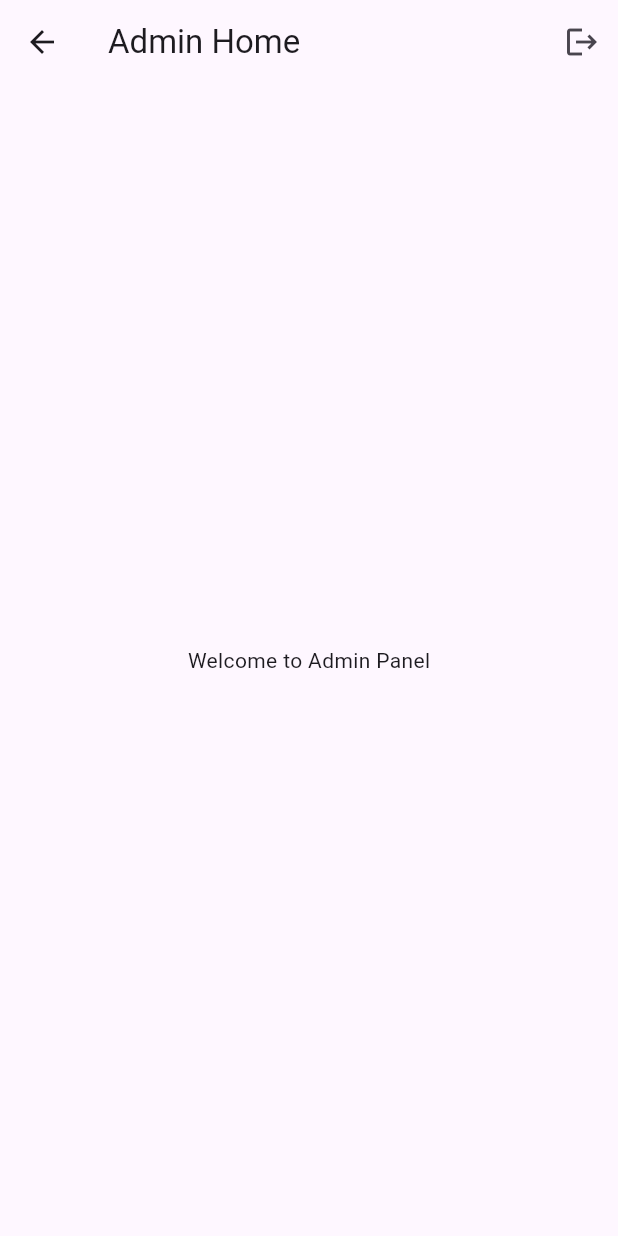
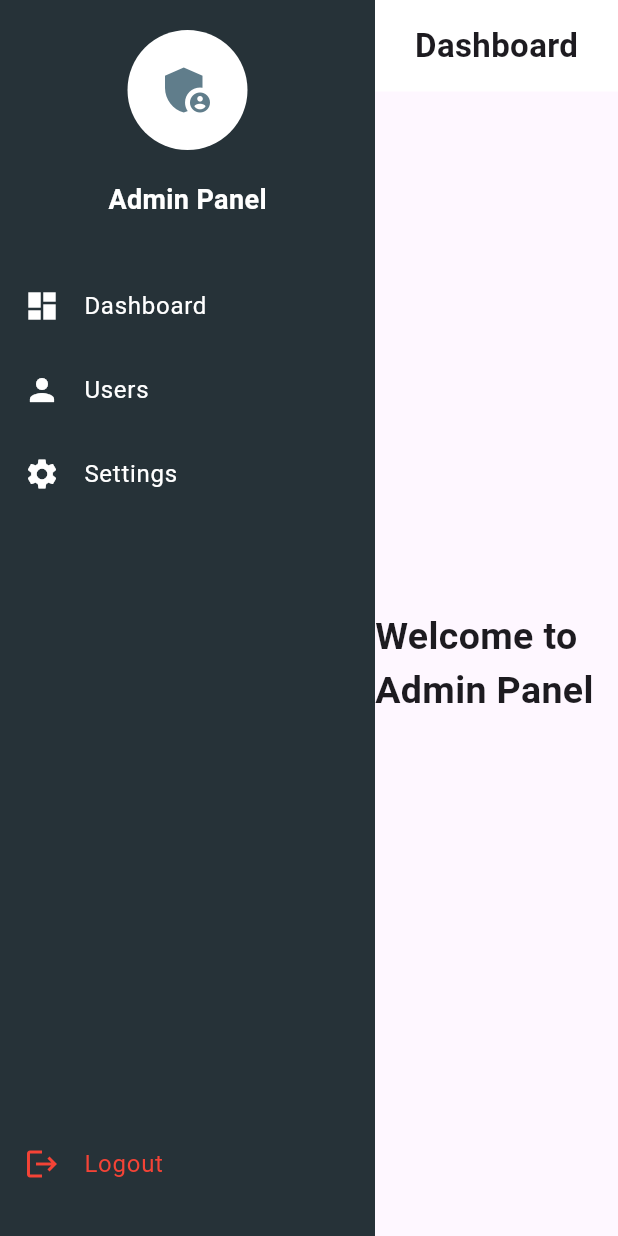
Before and after one commit to obaizou/iptv-web-, a Flutter app: the HomeAdmin screen opened directly, on a phone screen of 412 x 824 dp. Run offline on Flutter 3.47's test engine with Material 3 defaults, Android fonts, the phone set to English and light mode, and no system bars; our stand-ins replace cloud_firestore, firebase_core, get, get_storage; missing offline and left inert: dart:html; accounts and stored records are empty.

Commit message:
Admin UI  10% !

```diff
--- a/lib/view/screen/Admin/HomeAdmin.dart
+++ b/lib/view/screen/Admin/HomeAdmin.dart
@@ -1,23 +1,112 @@
 import 'package:flutter/material.dart';
-import 'package:iptv_player_web/view/screen/Admin/login.dart'; // استيراد صفحة Login
+import 'package:get/get.dart';
+import 'package:get_storage/get_storage.dart';
+import 'package:iptv_player_web/view/screen/Admin/login.dart';
 
 class HomeAdmin extends StatelessWidget {
   const HomeAdmin({super.key});
 
   @override
   Widget build(BuildContext context) {
+    final GetStorage box = GetStorage(); // ✅ التخزين المحلي
+
+    void logout() {
+      box.remove('username');
+      box.remove('password');
+      Get.offAll(() => LoginADMIN()); // ✅ توجيه المستخدم إلى صفحة تسجيل الدخول
+    }
+
     return Scaffold(
-      appBar: AppBar(
-        title: const Text('Admin Home'),
-        actions: [
-          IconButton(
-            icon: const Icon(Icons.logout),
-            onPressed: () {},
+      body: Row(
+        children: [
+          // ✅ الشريط الجانبي (Sidebar)
+          Container(
+            width: 250,
+            height: double.infinity,
+            color: Colors.blueGrey[900],
+            padding: const EdgeInsets.symmetric(vertical: 20),
+            child: Column(
+              children: [
+                const CircleAvatar(
+                  radius: 40,
+                  backgroundColor: Colors.white,
+                  child: Icon(Icons.admin_panel_settings,
+                      size: 40, color: Colors.blueGrey),
+                ),
+                const SizedBox(height: 20),
+                Text(
+                  'Admin Panel',
+                  style: TextStyle(
+                    fontSize: 18,
+                    fontWeight: FontWeight.bold,
+                    color: Colors.white,
+                  ),
+                ),
+                const SizedBox(height: 30),
+                ListTile(
+                  leading: const Icon(Icons.dashboard, color: Colors.white),
+                  title: const Text('Dashboard',
+                      style: TextStyle(color: Colors.white)),
+                  onTap: () {},
+                ),
+                ListTile(
+                  leading: const Icon(Icons.person, color: Colors.white),
+                  title: const Text('Users',
+                      style: TextStyle(color: Colors.white)),
+                  onTap: () {},
+                ),
+                ListTile(
+                  leading: const Icon(Icons.settings, color: Colors.white),
+                  title: const Text('Settings',
+                      style: TextStyle(color: Colors.white)),
+                  onTap: () {},
+                ),
+                const Spacer(),
+                ListTile(
+                  leading: const Icon(Icons.logout, color: Colors.red),
+                  title:
+                      const Text('Logout', style: TextStyle(color: Colors.red)),
+                  onTap: logout,
+                ),
+              ],
+            ),
+          ),
+
+          // ✅ المحتوى الرئيسي (Main Content)
+          Expanded(
+            child: Column(
+              children: [
+                // ✅ (Top Bar)
+                Container(
+                  padding:
+                      const EdgeInsets.symmetric(horizontal: 20, vertical: 15),
+                  color: Colors.white,
+                  child: const Row(
+                    mainAxisAlignment: MainAxisAlignment.center,
+                    children: [
+                      Text(
+                        'Dashboard',
+                        style: TextStyle(
+                            fontSize: 22, fontWeight: FontWeight.bold),
+                      ),
+                    ],
+                  ),
+                ),
+
+                // ✅ محتوى الصفحة الرئيسي
+                Expanded(
+                  child: Center(
+                    child: Text(
+                      'Welcome to Admin Panel',
+                      style:
+                          TextStyle(fontSize: 25, fontWeight: FontWeight.bold),
+                    ),
+                  ),
+                ),
+              ],
+            ),
           ),
         ],
-      ),
-      body: const Center(
-        child: Text('Welcome to Admin Panel'),
       ),
     );
   }
--- a/lib/view/screen/Admin/login.dart
+++ b/lib/view/screen/Admin/login.dart
@@ -1,7 +1,8 @@
 import 'package:flutter/material.dart';
 import 'package:cloud_firestore/cloud_firestore.dart';
 import 'package:get/get.dart';
-import 'package:get_storage/get_storage.dart'; // ✅ لتخزين بيانات المستخدم
+import 'package:get_storage/get_storage.dart';
+import 'package:iptv_player_web/view/screen/Admin/HomeAdmin.dart'; // ✅ لتخزين بيانات المستخدم
 
 class LoginADMIN extends StatelessWidget {
   final TextEditingController usernameController = TextEditingController();
@@ -41,7 +42,7 @@ class LoginADMIN extends StatelessWidget {
           box.write('password', password);
 
           isLoading.value = false;
-          Get.offAllNamed('/homeAdmin'); // ✅ الانتقال إلى صفحة الأدمن
+          Get.offAll(HomeAdmin());
           return;
         } else {
           if (!autoLogin) errorMessage.value = "❌ The password is incorrect.";
```
Also changed, not shown: lib/main.dart (+28 -22 lines), lib/view/screen/Admin/mainAdmin.dart (added, +97 -0 lines).
